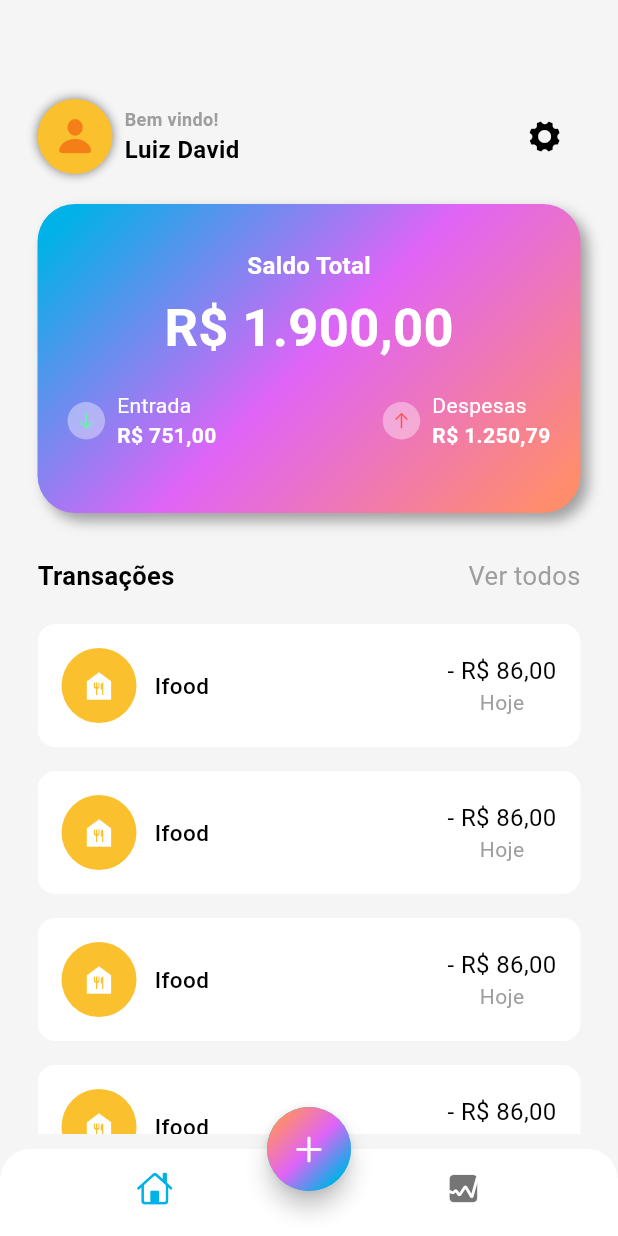
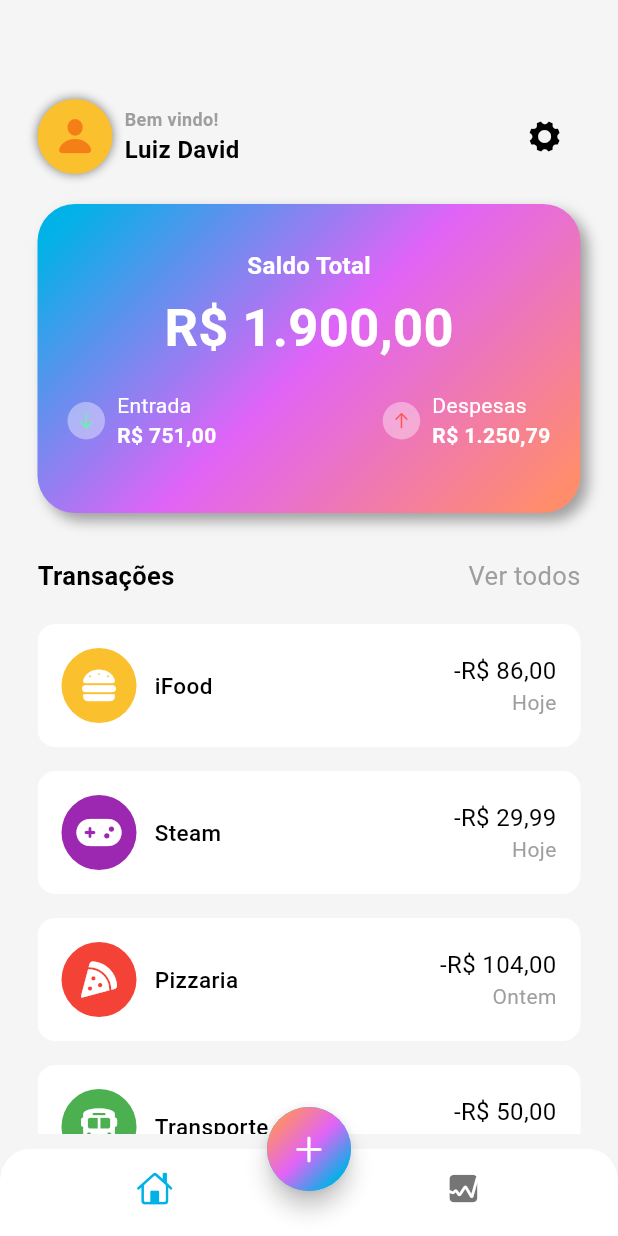
Before and after one commit to LuizDavid5365/expenses_tracker, a Flutter app: the screen it shows after launch, on a phone screen of 412 x 824 dp. Run offline on Flutter 3.47's test engine with Material 3 defaults, Android fonts, the phone set to English and light mode, and no system bars; our stand-ins replace font_awesome_flutter.

Commit message:
adiciona dados de transações e atualiza a exibição na tela principal

```diff
--- /dev/null
+++ b/lib/data/data.dart
@@ -0,0 +1,33 @@
+import 'package:flutter/material.dart';
+import 'package:font_awesome_flutter/font_awesome_flutter.dart';
+
+List<Map<String, dynamic>> transactionsData = [
+  {
+    'icon': const FaIcon(FontAwesomeIcons.burger, color: Colors.white),
+    'name': 'iFood',
+    'color': Colors.yellow[700],
+    'totalAmount': '-R\$ 86,00',
+    'date': 'Hoje',
+  },
+  {
+    'icon': const FaIcon(FontAwesomeIcons.gamepad, color: Colors.white),
+    'name': 'Steam',
+    'color': Colors.purple,
+    'totalAmount': '-R\$ 29,99',
+    'date': 'Hoje',
+  },
+  {
+    'icon': const FaIcon(FontAwesomeIcons.pizzaSlice, color: Colors.white),
+    'color': Colors.red,
+    'name': 'Pizzaria',
+    'totalAmount': '-R\$ 104,00',
+    'date': 'Ontem',
+  },
+  {
+    'icon': const FaIcon(FontAwesomeIcons.bus, color: Colors.white),
+    'color': Colors.green,
+    'name': 'Transporte',
+    'totalAmount': '-R\$ 50,00',
+    'date': '01/04/2025',
+  },
+];
--- a/lib/screens/home/views/main_screen.dart
+++ b/lib/screens/home/views/main_screen.dart
@@ -1,5 +1,6 @@
 import 'dart:math';
 
+import 'package:expenses_tracker/data/data.dart';
 import 'package:flutter/cupertino.dart';
 import 'package:flutter/material.dart';
 
@@ -241,7 +242,7 @@ class MainScreen extends StatelessWidget {
             const SizedBox(height: 20),
             Expanded(
               child: ListView.builder(
-                itemCount: 6,
+                itemCount: transactionsData.length,
                 itemBuilder: (context, int i) {
                   return Padding(
                     padding: const EdgeInsets.only(bottom: 16.0),
@@ -264,19 +265,16 @@ class MainScreen extends StatelessWidget {
                                       width: 50,
                                       height: 50,
                                       decoration: BoxDecoration(
-                                        color: Colors.yellow[700],
+                                        color: transactionsData[i]['color'],
                                         shape: BoxShape.circle,
                                       ),
                                     ),
-                                    const Icon(
-                                      Icons.food_bank,
-                                      color: Colors.white,
-                                    ),
+                                    transactionsData[i]['icon'],
                                   ],
                                 ),
                                 const SizedBox(width: 12),
                                 Text(
-                                  'Ifood',
+                                  transactionsData[i]['name'],
                                   style: TextStyle(
                                     fontSize: 15,
                                     fontWeight: FontWeight.w500,
@@ -287,9 +285,10 @@ class MainScreen extends StatelessWidget {
                               ],
                             ),
                             Column(
+                              crossAxisAlignment: CrossAxisAlignment.end,
                               children: [
                                 Text(
-                                  '- R\$ 86,00',
+                                  transactionsData[i]['totalAmount'],
                                   style: TextStyle(
                                     fontSize: 16,
                                     fontWeight: FontWeight.w400,
@@ -298,7 +297,7 @@ class MainScreen extends StatelessWidget {
                                   ),
                                 ),
                                 Text(
-                                  'Hoje',
+                                  transactionsData[i]['date'],
                                   style: TextStyle(
                                     fontSize: 14,
                                     fontWeight: FontWeight.w400,
--- a/pubspec.yaml
+++ b/pubspec.yaml
@@ -34,7 +34,7 @@ dependencies:
   # The following adds the Cupertino Icons font to your application.
   # Use with the CupertinoIcons class for iOS style icons.
   cupertino_icons: ^1.0.8
-
+  font_awesome_flutter: ^10.8.0
 dev_dependencies:
   flutter_test:
     sdk: flutter
```
Also changed, not shown: pubspec.lock.
